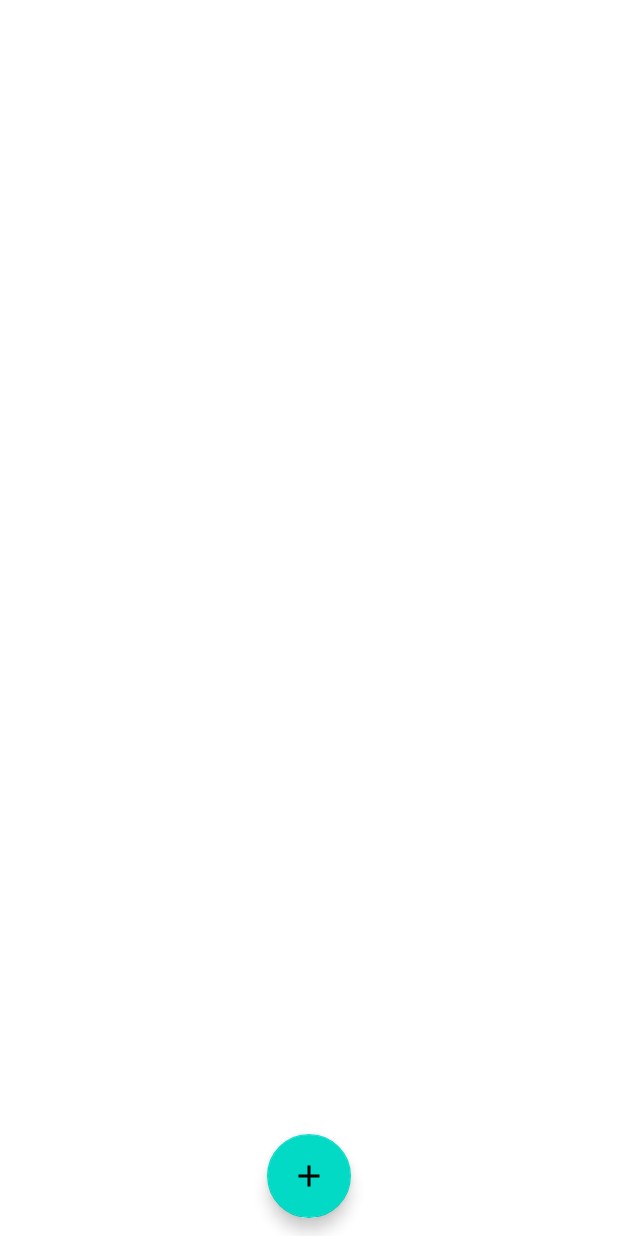
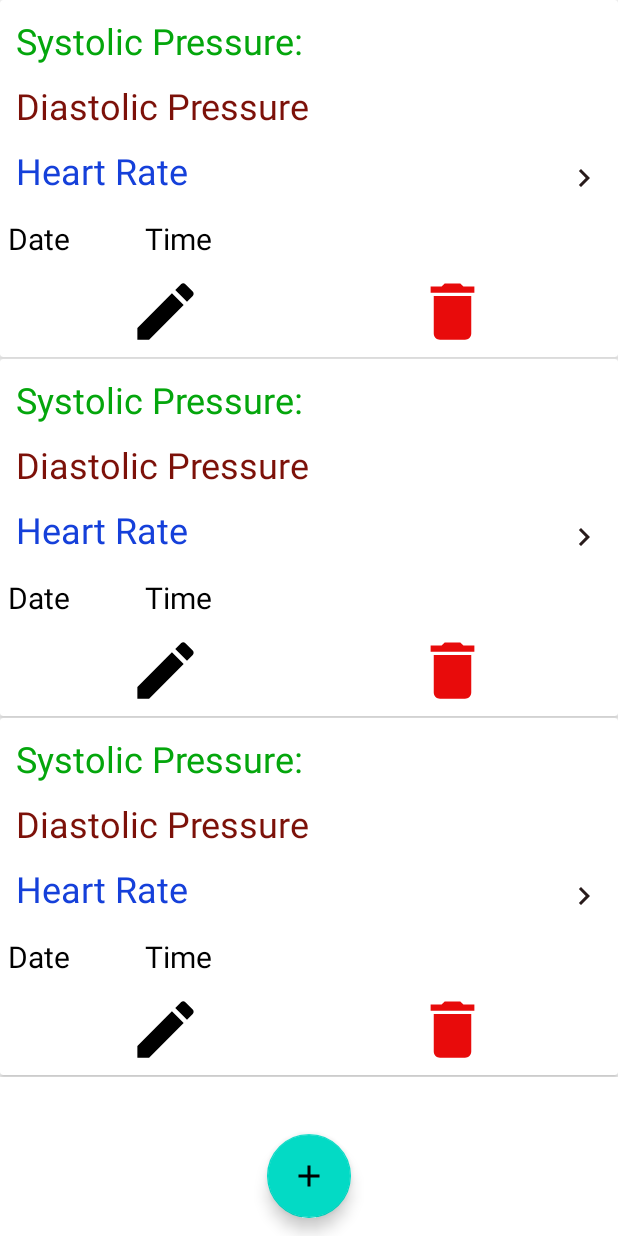
Before and after one commit to ZakariaHossain56/CardiacRecorder, an Android app: the layout activity_main.xml on its own in the app's theme, with its tools: preview values and no code run, on a phone screen of 412 x 824 dp. Run offline under Robolectric (Android 15) with nearby library versions, the phone set to English and light mode, and no system bars.

Commit message:
recyclerView

```diff
--- a/app/build.gradle
+++ b/app/build.gradle
@@ -41,7 +41,7 @@ dependencies {
     implementation 'com.google.firebase:firebase-auth:21.1.0'
     implementation 'com.google.firebase:firebase-database:20.1.0'
     implementation 'com.google.firebase:firebase-storage:20.1.0'
-
+    implementation "androidx.recyclerview:recyclerview:1.2.1"
     //for supporting java_8 features
     coreLibraryDesugaring 'com.android.tools:desugar_jdk_libs:1.1.5'
 
--- /dev/null
+++ b/app/src/main/res/drawable/ic_baseline_delete_24_black.xml
@@ -0,0 +1,5 @@
+<vector android:height="24dp" android:tint="#000000"
+    android:viewportHeight="24" android:viewportWidth="24"
+    android:width="24dp" xmlns:android="http://schemas.android.com/apk/res/android">
+    <path android:fillColor="@android:color/white" android:pathData="M6,19c0,1.1 0.9,2 2,2h8c1.1,0 2,-0.9 2,-2V7H6v12zM19,4h-3.5l-1,-1h-5l-1,1H5v2h14V4z"/>
+</vector>
--- /dev/null
+++ b/app/src/main/res/drawable/ic_baseline_delete_24_red.xml
@@ -0,0 +1,5 @@
+<vector android:height="24dp" android:tint="#E80B0B"
+    android:viewportHeight="24" android:viewportWidth="24"
+    android:width="24dp" xmlns:android="http://schemas.android.com/apk/res/android">
+    <path android:fillColor="@android:color/white" android:pathData="M6,19c0,1.1 0.9,2 2,2h8c1.1,0 2,-0.9 2,-2V7H6v12zM19,4h-3.5l-1,-1h-5l-1,1H5v2h14V4z"/>
+</vector>
--- /dev/null
+++ b/app/src/main/res/drawable/ic_baseline_mode_edit_24_black.xml
@@ -0,0 +1,5 @@
+<vector android:height="24dp" android:tint="#000000"
+    android:viewportHeight="24" android:viewportWidth="24"
+    android:width="24dp" xmlns:android="http://schemas.android.com/apk/res/android">
+    <path android:fillColor="@android:color/white" android:pathData="M3,17.25V21h3.75L17.81,9.94l-3.75,-3.75L3,17.25zM20.71,7.04c0.39,-0.39 0.39,-1.02 0,-1.41l-2.34,-2.34c-0.39,-0.39 -1.02,-0.39 -1.41,0l-1.83,1.83 3.75,3.75 1.83,-1.83z"/>
+</vector>
--- a/app/src/main/res/layout/activity_main.xml
+++ b/app/src/main/res/layout/activity_main.xml
@@ -8,12 +8,19 @@
 
 
 
-
+<ScrollView
+    android:layout_width="match_parent"
+    android:layout_height="wrap_content">
     <androidx.recyclerview.widget.RecyclerView
         android:layout_width="match_parent"
-        android:layout_height="wrap_content">
+        android:layout_height="wrap_content"
+        android:id="@+id/RecyclerViewRecord"
+        app:layoutManager="androidx.recyclerview.widget.LinearLayoutManager"
+        tools:listitem="@layout/single_row">
 
     </androidx.recyclerview.widget.RecyclerView>
+</ScrollView>
+
 
     <com.google.android.material.floatingactionbutton.FloatingActionButton
         android:id="@+id/btnadd"
@@ -23,7 +30,8 @@
         android:layout_centerHorizontal="true"
         android:layout_alignParentBottom="true"
         android:layout_marginBottom="12dp"
-        app:srcCompat="@drawable/add_button" />
+        app:srcCompat="@drawable/add_button"
+       />
 
 
 </RelativeLayout>
--- /dev/null
+++ b/app/src/main/res/layout/single_row.xml
@@ -0,0 +1,139 @@
+<?xml version="1.0" encoding="utf-8"?>
+<androidx.cardview.widget.CardView xmlns:android="http://schemas.android.com/apk/res/android"
+    android:layout_width="match_parent"
+    android:layout_height="wrap_content"
+    xmlns:app="http://schemas.android.com/apk/res-auto"
+    android:layout_marginBottom="1dp"
+    app:cardElevation="3dp"
+    app:contentPadding="5dp">
+
+    <RelativeLayout
+        android:layout_width="match_parent"
+        android:layout_height="wrap_content">
+
+        <LinearLayout
+            android:layout_width="match_parent"
+            android:layout_height="wrap_content"
+            android:layout_centerVertical="true"
+            android:orientation="vertical"
+            >
+            <TextView
+                android:id="@+id/SystolicTV"
+                android:layout_width="wrap_content"
+                android:layout_height="wrap_content"
+                android:text="Systolic Pressure:"
+                android:textSize="24dp"
+                android:textColor="#04A60C"
+                android:padding="5dp"/>
+
+            <TextView
+                android:id="@+id/DiastolicTV"
+                android:layout_width="wrap_content"
+                android:layout_height="wrap_content"
+                android:text="Diastolic Pressure"
+                android:textSize="24dp"
+                android:textColor="#7C1109"
+                android:padding="5dp"/>
+            <TextView
+                android:id="@+id/heartTV"
+                android:layout_width="wrap_content"
+                android:layout_height="wrap_content"
+                android:text="Heart Rate"
+                android:textSize="24dp"
+                android:textColor="#1540DA"
+                android:padding="5dp"/>
+
+
+
+            <RelativeLayout
+                android:layout_width="wrap_content"
+                android:layout_height="wrap_content"
+                android:layout_marginTop="10dp">
+
+
+
+                <TextView
+                    android:id="@+id/DateTV"
+                    android:layout_width="wrap_content"
+                    android:layout_height="wrap_content"
+                    android:layout_marginEnd="30dp"
+                    android:text="Date"
+                    android:textSize="20dp"
+                    android:textColor="@color/black" />
+
+                <TextView
+                    android:id="@+id/TimeTV"
+                    android:layout_width="wrap_content"
+                    android:layout_height="wrap_content"
+                    android:layout_marginEnd="10dp"
+                    android:layout_marginStart="20dp"
+                    android:text="Time"
+                    android:textSize="20dp"
+                    android:textColor="@color/black"
+                    android:layout_toEndOf="@+id/DateTV"
+                    />
+
+
+
+
+            </RelativeLayout>
+
+            <RelativeLayout
+                android:layout_width="wrap_content"
+                android:layout_height="wrap_content"
+                android:layout_marginTop="10dp">
+
+                <ImageButton
+                    android:id="@+id/editbtn"
+                    android:layout_width="50dp"
+                    android:layout_height="wrap_content"
+                    android:src="@drawable/ic_baseline_mode_edit_24_black"
+                    android:scaleType="fitCenter"
+                    android:adjustViewBounds="true"
+                    android:layout_centerVertical="true"
+                    android:layout_alignParentLeft="true"
+                    android:layout_marginLeft="80dp"
+                    android:background="#FFFFFF"
+
+
+                    />
+
+                <ImageButton
+                    android:id="@+id/deletebtn"
+                    android:layout_width="50dp"
+                    android:layout_height="wrap_content"
+                    android:src="@drawable/ic_baseline_delete_24_red"
+                    android:scaleType="fitCenter"
+                    android:adjustViewBounds="true"
+                    android:layout_centerVertical="true"
+                    android:layout_marginEnd="80dp"
+                    android:layout_alignParentEnd="true"
+                    android:background="@color/white"
+
+                    />
+
+
+
+
+
+
+
+
+            </RelativeLayout>
+
+        </LinearLayout>
+        <ImageView
+            android:layout_width="wrap_content"
+            android:layout_height="wrap_content"
+            android:id="@+id/nextTV"
+            android:scaleType="fitCenter"
+            android:layout_alignParentEnd="true"
+            android:adjustViewBounds="true"
+            android:layout_centerVertical="true"
+            android:layout_marginEnd="5dp"
+            android:src="@drawable/ic_baseline_navigate_next_24"/>
+
+
+    </RelativeLayout>
+
+</androidx.cardview.widget.CardView>
```
Also changed, not shown: app/src/main/java/com/example/cardiacrecorder/AdapterRecord.java (added, +85 -0 lines), app/src/main/java/com/example/cardiacrecorder/AddItem.java (+13 -2 lines), app/src/main/java/com/example/cardiacrecorder/MainActivity.java (+44 -0 lines), app/src/main/java/com/example/cardiacrecorder/single_record.java (added, +77 -0 lines).
